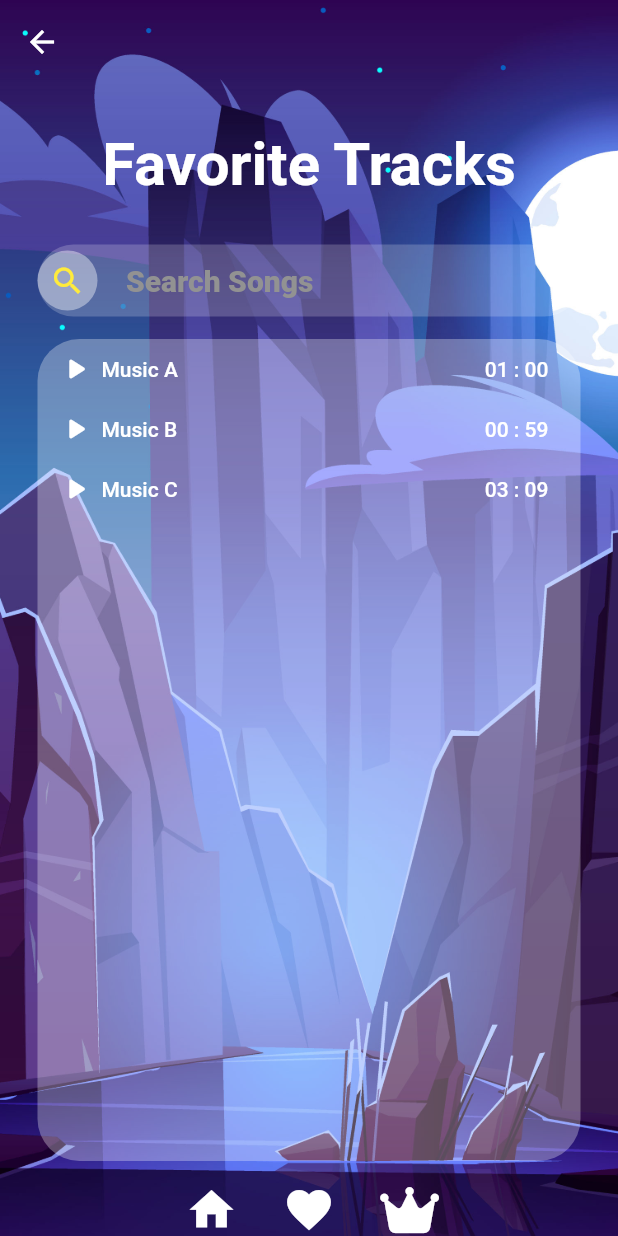
After one commit to leej1230/Reposer, a Flutter app: the ScaffoldTemplate screen opened directly, after a tap on the "favorite" icon, on a phone screen of 412 x 824 dp. The commit adds this screen. Run offline on Flutter 3.47's test engine with Material 2 defaults, Android fonts, the phone set to English and light mode, and no system bars; our stand-ins replace font_awesome_flutter, table_calendar.

Commit message:
scaffold extracted and made template. Made screen for list of favorite songs

```diff
--- a/lib/achievement.dart
+++ b/lib/achievement.dart
@@ -1,50 +1,11 @@
 import 'package:flutter/material.dart';
-import 'package:font_awesome_flutter/font_awesome_flutter.dart';
+import 'package:reposer/components/scaffoldTemplate.dart';
 import 'components/achievementCalender.dart';
 
 class AchievementScreen extends StatelessWidget {
   @override
   Widget build(BuildContext context) {
-    return Scaffold(
-      extendBody: true,
-      extendBodyBehindAppBar: true,
-      appBar: AppBar(
-        elevation: 0.0,
-        backgroundColor: Colors.transparent,
-      ),
-      bottomNavigationBar: BottomAppBar(
-        color: Colors.transparent,
-        elevation: 0.0,
-        child: Row(
-          mainAxisAlignment: MainAxisAlignment.center,
-          children: <Widget>[
-            Padding(
-              padding: const EdgeInsets.symmetric(horizontal: 15.0),
-              child: Icon(
-                Icons.home,
-                color: Colors.white,
-                size: 35.0,
-              ),
-            ),
-            Padding(
-              padding: const EdgeInsets.symmetric(horizontal: 15.0),
-              child: Icon(
-                Icons.favorite,
-                color: Colors.white,
-                size: 35.0,
-              ),
-            ),
-            Padding(
-              padding: const EdgeInsets.symmetric(horizontal: 15.0),
-              child: Icon(
-                FontAwesomeIcons.crown,
-                color: Colors.white,
-                size: 35.0,
-              ),
-            ),
-          ],
-        ),
-      ),
+    return ScaffoldTemplate(
       body: Container(
         decoration: const BoxDecoration(
           image: DecorationImage(
--- /dev/null
+++ b/lib/components/scaffoldTemplate.dart
@@ -0,0 +1,78 @@
+import 'package:flutter/material.dart';
+import 'package:reposer/main.dart';
+import '../achievement.dart';
+import '../favTrack.dart';
+import 'package:font_awesome_flutter/font_awesome_flutter.dart';
+
+class ScaffoldTemplate extends StatelessWidget {
+  ScaffoldTemplate({required this.body});
+
+  Widget body;
+
+  @override
+  Widget build(BuildContext context) {
+    return Scaffold(
+      extendBody: true,
+      extendBodyBehindAppBar: true,
+      appBar: AppBar(
+        elevation: 0.0,
+        backgroundColor: Colors.transparent,
+      ),
+      body: body,
+      bottomNavigationBar: BottomAppBar(
+        color: Colors.transparent,
+        elevation: 0.0,
+        child: Row(
+          mainAxisAlignment: MainAxisAlignment.center,
+          children: <Widget>[
+            Padding(
+              padding: const EdgeInsets.symmetric(horizontal: 15.0),
+              child: GestureDetector(
+                onTap: () {
+                  Navigator.push(context, MaterialPageRoute(builder: (context) {
+                    return HomePage();
+                  }));
+                },
+                child: Icon(
+                  Icons.home,
+                  color: Colors.white,
+                  size: 35.0,
+                ),
+              ),
+            ),
+            Padding(
+              padding: const EdgeInsets.symmetric(horizontal: 15.0),
+              child: GestureDetector(
+                onTap: () {
+                  Navigator.push(context, MaterialPageRoute(builder: (context) {
+                    return FavoriteTracks();
+                  }));
+                },
+                child: Icon(
+                  Icons.favorite,
+                  color: Colors.white,
+                  size: 35.0,
+                ),
+              ),
+            ),
+            Padding(
+              padding: const EdgeInsets.symmetric(horizontal: 15.0),
+              child: GestureDetector(
+                onTap: () {
+                  Navigator.push(context, MaterialPageRoute(builder: (context) {
+                    return AchievementScreen();
+                  }));
+                },
+                child: Icon(
+                  FontAwesomeIcons.crown,
+                  color: Colors.white,
+                  size: 35.0,
+                ),
+              ),
+            ),
+          ],
+        ),
+      ),
+    );
+  }
+}
--- /dev/null
+++ b/lib/entities/secondsToMinute.dart
@@ -0,0 +1,7 @@
+convertSecondsToMinute({required int timeInSecond}) {
+  int sec = timeInSecond % 60;
+  int min = (timeInSecond / 60).floor();
+  String minute = min.toString().length <= 1 ? "0$min" : "$min";
+  String second = sec.toString().length <= 1 ? "0$sec" : "$sec";
+  return "$minute : $second";
+}
--- /dev/null
+++ b/lib/favTrack.dart
@@ -0,0 +1,122 @@
+import 'package:flutter/material.dart';
+import 'package:reposer/components/scaffoldTemplate.dart';
+import 'package:reposer/components/searchBar.dart';
+import 'entities/secondsToMinute.dart';
+
+class FavoriteTracks extends StatelessWidget {
+  List<String> musicTitle = [
+    'Music A',
+    'Music B',
+    'Music C',
+  ];
+
+  List<int> musicTime = [
+    60,
+    59,
+    189,
+  ];
+
+  @override
+  Widget build(BuildContext context) {
+    return ScaffoldTemplate(
+      body: Expanded(
+        child: Container(
+          decoration: BoxDecoration(
+            image: DecorationImage(
+              image: AssetImage('assets/images/background/11.jpg'),
+              fit: BoxFit.fitHeight,
+            ),
+          ),
+          child: SafeArea(
+            child: Expanded(
+              child: Center(
+                child: Column(
+                  children: [
+                    Column(
+                      children: <Widget>[
+                        Container(
+                          margin: EdgeInsets.symmetric(
+                              vertical: 30.0, horizontal: 10.0),
+                          child: Text(
+                            'Favorite Tracks',
+                            style: TextStyle(
+                              color: Colors.white,
+                              fontSize: 40.0,
+                              fontWeight: FontWeight.w700,
+                            ),
+                          ),
+                        ),
+                        Container(
+                          margin: EdgeInsets.symmetric(horizontal: 25.0),
+                          child: SearchBar(),
+                        ),
+                      ],
+                    ),
+                    Expanded(
+                      child: Container(
+                        margin: EdgeInsets.symmetric(
+                          horizontal: 25.0,
+                          vertical: 15.0,
+                        ),
+                        decoration: BoxDecoration(
+                          borderRadius: BorderRadius.all(Radius.circular(28)),
+                          color: Colors.white.withOpacity(0.3),
+                        ),
+                        child: SingleChildScrollView(
+                          child: Column(
+                            mainAxisAlignment: MainAxisAlignment.start,
+                            mainAxisSize: MainAxisSize.max,
+                            children: <Widget>[
+                              for (int i = 0; i < musicTime.length; i++)
+                                Padding(
+                                  padding: const EdgeInsets.all(8.0),
+                                  child: Row(
+                                    children: <Widget>[
+                                      Expanded(
+                                        child: Icon(
+                                          Icons.play_arrow_rounded,
+                                          color: Colors.white,
+                                        ),
+                                      ),
+                                      Expanded(
+                                        flex: 7,
+                                        child: Text(
+                                          musicTitle[i],
+                                          overflow: TextOverflow.ellipsis,
+                                          style: TextStyle(
+                                            color: Colors.white,
+                                            fontWeight: FontWeight.w500,
+                                          ),
+                                        ),
+                                      ),
+                                      Expanded(
+                                        flex: 2,
+                                        child: Center(
+                                          child: Text(
+                                            convertSecondsToMinute(
+                                                timeInSecond: musicTime[i]),
+                                            style: TextStyle(
+                                              color: Colors.white,
+                                              fontWeight: FontWeight.w500,
+                                            ),
+                                          ),
+                                        ),
+                                      ),
+                                    ],
+                                  ),
+                                )
+                            ],
+                          ),
+                        ),
+                      ),
+                    )
+                  ],
+                ),
+              ),
+            ),
+          ),
+        ),
+      ),
+    );
+  }
+}
--- a/lib/sessionChoice.dart
+++ b/lib/sessionChoice.dart
@@ -1,19 +1,13 @@
 import 'package:flutter/material.dart';
-import 'package:font_awesome_flutter/font_awesome_flutter.dart';
 import './components/searchBar.dart';
 import './components/componentCards.dart';
-import 'achievement.dart';
+import './components/scaffoldTemplate.dart';
 
 class SessionChoiceScreen extends StatelessWidget {
   @override
   Widget build(BuildContext context) {
-    return Scaffold(
-      extendBody: true,
-      extendBodyBehindAppBar: true,
-      appBar: AppBar(
-        elevation: 0.0,
-        backgroundColor: Colors.transparent,
-      ),
+    //TODO 2 make scaffold widget that can be used in each screen (take body for argument)
+    return ScaffoldTemplate(
       body: Container(
         color: Color(0xFF15002c),
         child: Column(
@@ -70,46 +64,6 @@ class SessionChoiceScreen extends StatelessWidget {
           ],
         ),
       ),
-      bottomNavigationBar: BottomAppBar(
-        color: Colors.transparent,
-        elevation: 0.0,
-        child: Row(
-          mainAxisAlignment: MainAxisAlignment.center,
-          children: <Widget>[
-            Padding(
-              padding: const EdgeInsets.symmetric(horizontal: 15.0),
-              child: Icon(
-                Icons.home,
-                color: Colors.white,
-                size: 35.0,
-              ),
-            ),
-            Padding(
-              padding: const EdgeInsets.symmetric(horizontal: 15.0),
-              child: Icon(
-                Icons.favorite,
-                color: Colors.white,
-                size: 35.0,
-              ),
-            ),
-            Padding(
-              padding: const EdgeInsets.symmetric(horizontal: 15.0),
-              child: GestureDetector(
-                onTap: () {
-                  Navigator.push(context, MaterialPageRoute(builder: (context) {
-                    return AchievementScreen();
-                  }));
-                },
-                child: Icon(
-                  FontAwesomeIcons.crown,
-                  color: Colors.white,
-                  size: 35.0,
-                ),
-              ),
-            ),
-          ],
-        ),
-      ),
     );
   }
 }
```
